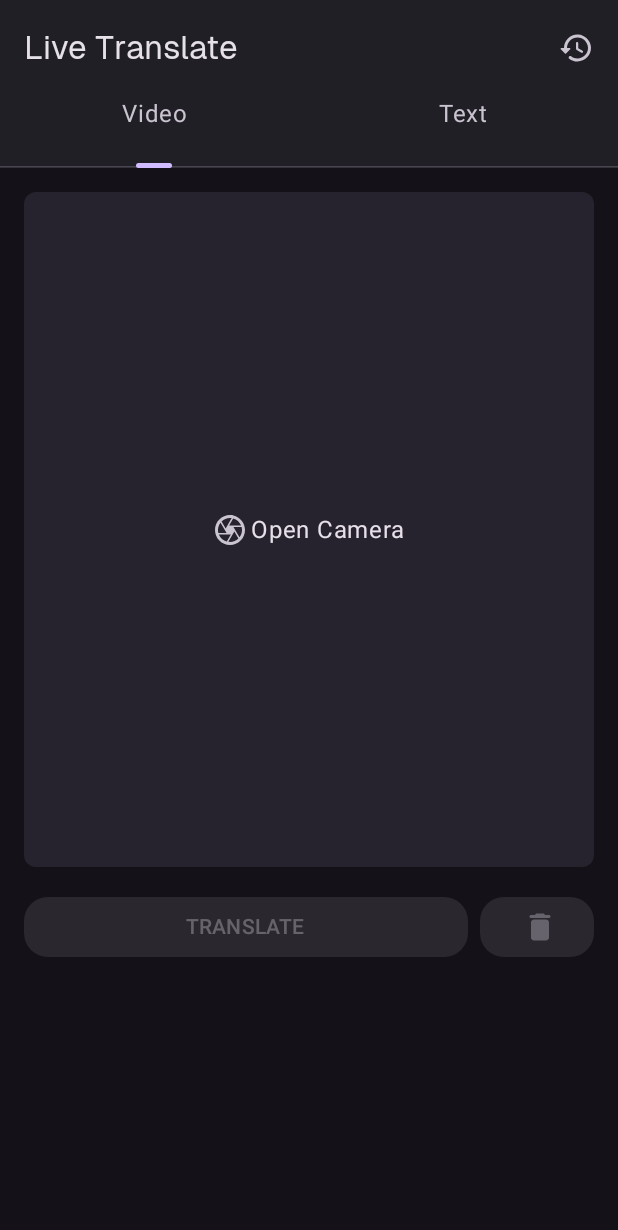
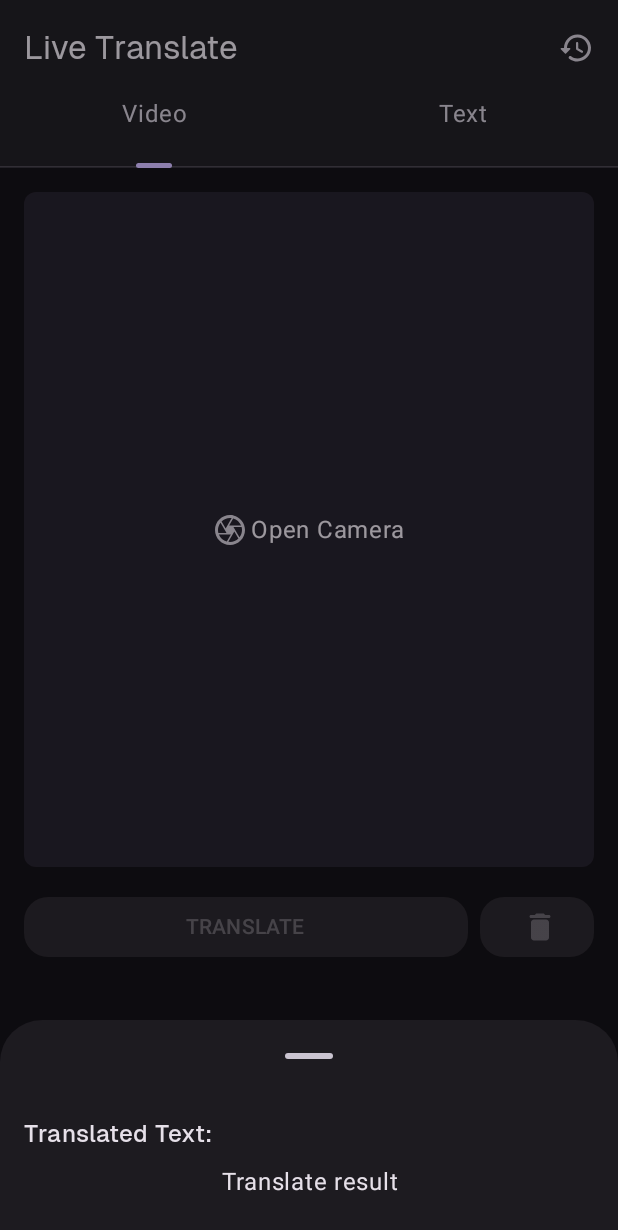
Before and after one commit to Bangkit-WSLTA-Capstone/mobile-edusign, an Android app built with Jetpack Compose: the composable TranslateScreen shown on its own in the app's theme, after a tap on "Share", on a phone screen of 412 x 824 dp. Shown: the top 1230 px of the screen. Run offline under Robolectric (Android 15) with nearby library versions, the light colour scheme and no system bars; libraries missing offline, so code that uses them is left out: com.mikepenz.markdown; 1 statement that could not run was skipped.

Commit message:
ui: create bottom sheet that show translate result

```diff
--- a/app/src/main/java/com/nekkiichi/edusign/ui/screens/home/TranslateScreen.kt
+++ b/app/src/main/java/com/nekkiichi/edusign/ui/screens/home/TranslateScreen.kt
@@ -20,6 +20,7 @@ import androidx.compose.material3.ExperimentalMaterial3Api
 import androidx.compose.material3.Icon
 import androidx.compose.material3.IconButton
 import androidx.compose.material3.MaterialTheme
+import androidx.compose.material3.ModalBottomSheet
 import androidx.compose.material3.PrimaryTabRow
 import androidx.compose.material3.Scaffold
 import androidx.compose.material3.Surface
@@ -28,10 +29,12 @@ import androidx.compose.material3.Text
 import androidx.compose.material3.TextField
 import androidx.compose.material3.TopAppBar
 import androidx.compose.material3.TopAppBarDefaults
+import androidx.compose.material3.rememberModalBottomSheetState
 import androidx.compose.runtime.Composable
 import androidx.compose.runtime.DisposableEffect
 import androidx.compose.runtime.LaunchedEffect
 import androidx.compose.runtime.getValue
+import androidx.compose.runtime.mutableIntStateOf
 import androidx.compose.runtime.mutableStateOf
 import androidx.compose.runtime.remember
 import androidx.compose.runtime.rememberCoroutineScope
@@ -40,6 +43,7 @@ import androidx.compose.ui.Alignment
 import androidx.compose.ui.Modifier
 import androidx.compose.ui.draw.clip
 import androidx.compose.ui.platform.LocalContext
+import androidx.compose.ui.text.style.TextAlign
 import androidx.compose.ui.text.style.TextOverflow
 import androidx.compose.ui.tooling.preview.Preview
 import androidx.compose.ui.unit.dp
@@ -69,15 +73,21 @@ private val tabTitles = listOf("Video", "Text")
 @OptIn(ExperimentalMaterial3Api::class)
 @Composable
 fun TranslateScreen(navController: NavController, homeViewModel: HomeViewModel) {
-    var tabState by remember { mutableStateOf(0) }
+    var tabState by remember { mutableIntStateOf(0) }
 
+    val sheetState = rememberModalBottomSheetState()
+    val scope = rememberCoroutineScope()
+    var showBottomSheet by remember { mutableStateOf(false) }
 
     fun showCamera() {
         navController.navigate(RootNavRoutes.Camera.route)
     }
     Scaffold(topBar = {
         TopAppBar(title = { Text("Live Translate") }, actions = {
-            IconButton(onClick = { /* doSomething() */ }) {
+            IconButton(onClick = {
+                //TODO: switch screen to history screen
+                showBottomSheet = true
+            }) {
                 Icon(
                     imageVector = Icons.Rounded.History, contentDescription = "Share"
                 )
@@ -88,7 +98,8 @@ fun TranslateScreen(navController: NavController, homeViewModel: HomeViewModel)
         )
     }) {
         Column(
-            Modifier.padding(it)
+            Modifier
+                .padding(it)
         ) {
             PrimaryTabRow(
                 selectedTabIndex = tabState,
@@ -126,9 +137,11 @@ fun TranslateScreen(navController: NavController, homeViewModel: HomeViewModel)
                             .padding(16.dp)
                             .fillMaxWidth()
                             .height(450.dp)
-                            .clip(RoundedCornerShape(8.dp)), tonalElevation = 4.dp, onClick = {
-                            showCamera()
-                        }) {
+                            .clip(RoundedCornerShape(8.dp)),
+                            tonalElevation = 4.dp,
+                            onClick = {
+                                showCamera()
+                            }) {
                             Box {
                                 Box(modifier = Modifier.align(Alignment.Center)) {
                                     Row {
@@ -174,7 +187,24 @@ fun TranslateScreen(navController: NavController, homeViewModel: HomeViewModel)
                     TextField(value = "", onValueChange = {})
                 }
             }
+        }
+        if (showBottomSheet) {
+            ModalBottomSheet(onDismissRequest = {
+                showBottomSheet = false
+            },sheetState = sheetState) {
+                Column(Modifier.padding(16.dp)) {
+                    Text(text = "Translated Text: ", style = MaterialTheme.typography.titleMedium)
+                    Column(
+                        Modifier
+                            .fillMaxWidth()
+                            .padding(8.dp),
+                        horizontalAlignment = Alignment.CenterHorizontally
+                    ) {
+                        Text(text = "Translate result", textAlign = TextAlign.Center)
+                    }
 
+                }
+            }
         }
     }
 }
@@ -201,7 +231,10 @@ private fun VideoViewer(modifier: Modifier = Modifier, mediaSource: MediaSource)
                 player = exoplayer
 
             }
-        }, Modifier.clip(RoundedCornerShape(8.dp)).then(modifier)
+        },
+        Modifier
+            .clip(RoundedCornerShape(8.dp))
+            .then(modifier)
     )
 }
 
```
Also changed, not shown: app/src/main/java/com/nekkiichi/edusign/ui/components/ModalTranslateContent.kt (added, +88 -0 lines).
